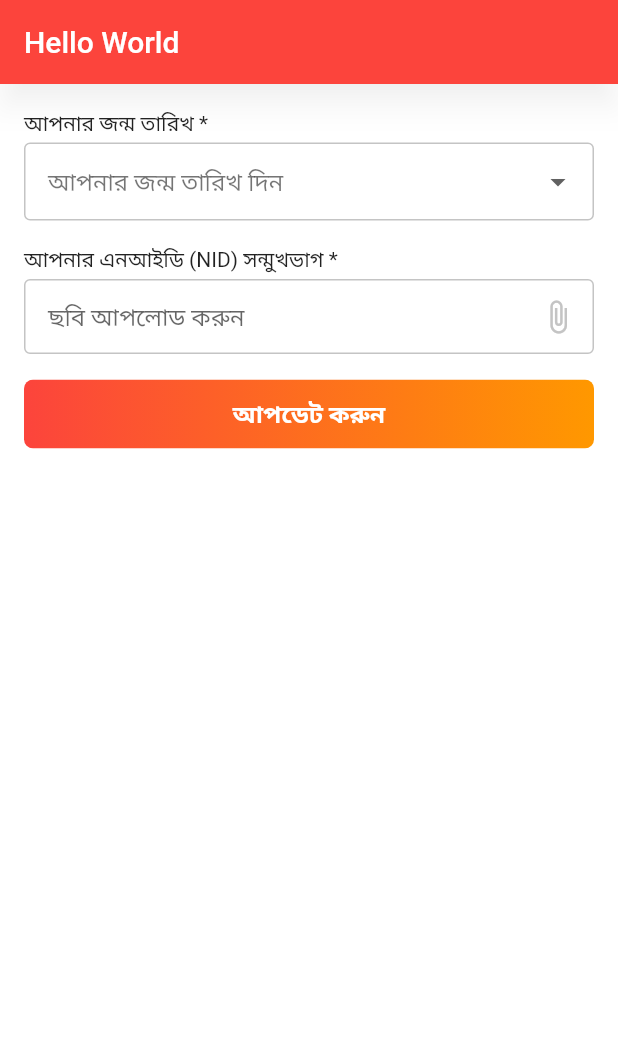
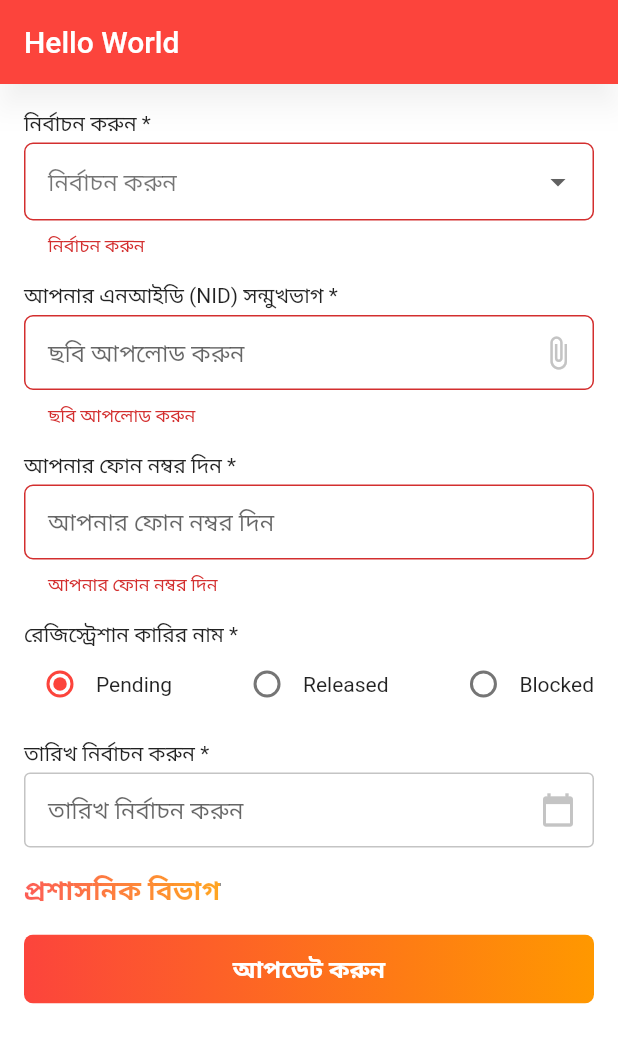
Before and after one commit to sajib-mridha-nor/Smart-Rajsahi, a Flutter app: the screen it shows after launch, after a tap on "আপডেট করুন", on a phone screen of 412 x 824 dp. Shown: the top 1043 px of the screen. Run offline on Flutter 3.47's test engine with Material 2 defaults, Android fonts, the phone set to English and light mode, and no system bars; drawn by our look-alikes of date_time_picker, group_radio_button; our stand-ins replace dio, file_picker, freezed_annotation, get, get_storage, google_fonts and 1 more.

Commit message:
added custom: datePicker, radioButton, textField, gradientText

```diff
--- a/lib/screens/test_page.dart
+++ b/lib/screens/test_page.dart
@@ -1,8 +1,14 @@
+import 'dart:io';
+
 import 'package:flutter/material.dart';
 import 'package:rcc/utils/hexcolor.dart';
 import 'package:rcc/widgets/custom_button.dart';
+import 'package:rcc/widgets/custom_date_picker.dart';
 import 'package:rcc/widgets/custom_dropdown.dart';
 import 'package:rcc/widgets/custom_file_picker.dart';
+import 'package:rcc/widgets/custom_radio_group.dart';
+import 'package:rcc/widgets/custom_text_field.dart';
+import 'package:rcc/widgets/gradient_text.dart';
 
 class TestPage extends StatefulWidget {
   const TestPage({Key? key}) : super(key: key);
@@ -12,7 +18,6 @@ class TestPage extends StatefulWidget {
 }
 
 class _TestPageState extends State<TestPage> {
-
   var loading = false;
   final _formKey = GlobalKey<FormState>();
   final _items = [
@@ -34,17 +39,18 @@ class _TestPageState extends State<TestPage> {
       ),
       body: Padding(
         padding: const EdgeInsets.all(16),
+        child: SingleChildScrollView(
           child: Form(
             key: _formKey,
             child: Column(
               crossAxisAlignment: CrossAxisAlignment.start,
               children: <Widget>[
                 CustomDropdown(
-                  label: "আপনার জন্ম তারিখ",
+                    label: "নির্বাচন করুন",
                     items: _items,
-                  hint: "আপনার জন্ম তারিখ দিন",
+                    hint: "নির্বাচন করুন",
                     require: true,
-                  onChange: (value) {
+                    onChange: (String? value) {
                       debugPrint("$value");
                     }),
                 const SizedBox(
@@ -53,7 +59,7 @@ class _TestPageState extends State<TestPage> {
                 CustomFilePicker(
                   label: "আপনার এনআইডি (NID) সন্মুখভাগ",
                   hint: "ছবি আপলোড করুন",
-                onChange: (file) {
+                  onChange: (File file) {
                     debugPrint("${file.path}");
                   },
                   require: true,
@@ -61,13 +67,54 @@ class _TestPageState extends State<TestPage> {
                 const SizedBox(
                   height: 16,
                 ),
+                CustomTextField(
+                    label: "আপনার ফোন নম্বর দিন",
+                    hint: "আপনার ফোন নম্বর দিন",
+                    require: true,
+                    onChange: (String value) {
+                      debugPrint("$value");
+                    }),
+                const SizedBox(
+                  height: 16,
+                ),
+                CustomRadioGroup(
+                  initialValue: "Pending",
+                  items: const ["Pending", "Released", "Blocked"],
+                  label: "রেজিস্ট্রেশান কারির নাম",
+                  onChange: (index, value) {
+                    debugPrint("index $index, Value $value");
+                  },
+                ),
+                const SizedBox(
+                  height: 16,
+                ),
+                CustomDatePicker(
+                  label: "তারিখ নির্বাচন করুন",
+                  hint: "তারিখ নির্বাচন করুন",
+                  onChange: (value) {},
+                ),
+                const SizedBox(
+                  height: 16,
+                ),
+                const GradientText("প্রশাসনিক বিভাগ", style: TextStyle(
+                  fontSize: 18,
+                  fontWeight: FontWeight.bold
+                ),),
+                const SizedBox(
+                  height: 16,
+                ),
                 SizedBox(
                   width: double.infinity,
-                child: CustomButton(onClick: (){
-
-                }, title: 'আপডেট করুন', loading: loading,),
+                  child: CustomButton(
+                    onClick: () {
+                      _formKey.currentState!.validate();
+                    },
+                    title: 'আপডেট করুন',
+                    loading: loading,
+                  ),
                 )
               ],
+            ),
           ),
         ),
       ),
--- /dev/null
+++ b/lib/widgets/custom_date_picker.dart
@@ -0,0 +1,86 @@
+import 'package:flutter/material.dart';
+import 'package:date_time_picker/date_time_picker.dart';
+import 'package:flutter/material.dart';
+import 'package:intl/intl.dart';
+import 'package:intl/date_symbol_data_local.dart';
+import 'package:rcc/utils/hexcolor.dart';
+
+class CustomDatePicker extends StatelessWidget {
+  final Function(String? v) onChange;
+  final String label;
+  final String hint;
+  final String? error;
+  final TextStyle? labelStyle;
+  final bool require;
+  final String? initialValue;
+  final String dateMask;
+
+  const CustomDatePicker(
+      {Key? key,
+      required this.label,
+      required this.hint,
+      this.require = true,
+      this.initialValue,
+      required this.onChange,
+      this.labelStyle,
+      this.error, this.dateMask = 'd MMMM, yyyy'})
+      : super(key: key);
+
+  @override
+  Widget build(BuildContext context) {
+    initializeDateFormatting();
+    return Column(
+      crossAxisAlignment: CrossAxisAlignment.start,
+      children: <Widget>[
+        Text(
+          label + (require == true ? " *" : ""),
+          style: labelStyle,
+        ),
+        const SizedBox(
+          height: 4,
+        ),
+        DateTimePicker(
+          decoration: InputDecoration(
+              suffixIcon: Icon(
+                Icons.calendar_today,
+                size: 24,
+                color: HexColor("#C4C4C4"),
+              ),
+              fillColor: Colors.transparent,
+              border: OutlineInputBorder(
+                borderRadius: BorderRadius.circular(6.0),
+              ),
+              enabledBorder: OutlineInputBorder(
+                borderSide: BorderSide(color: HexColor("#C4C4C4")),
+              ),
+              focusedBorder: OutlineInputBorder(
+                borderSide: BorderSide(color: HexColor("#C4C4C4")),
+              ),
+              contentPadding:
+                  const EdgeInsets.symmetric(vertical: 14, horizontal: 16),
+              hintText: hint),
+          type: DateTimePickerType.date,
+          dateMask: dateMask,
+          initialValue: initialValue,
+          firstDate: DateTime(2000),
+          lastDate: DateTime(2100),
+          use24HourFormat: false,
+          locale: const Locale('en', 'US'),
+          validator: (value) {
+            if (require == false) {
+              return null;
+            }
+            if (value == null || value.isEmpty) {
+              if (error == null) {
+                return hint;
+              }
+              return error;
+            }
+            return null;
+          },
+          onChanged: onChange,
+        )
+      ],
+    );
+  }
+}
--- a/lib/widgets/custom_dropdown.dart
+++ b/lib/widgets/custom_dropdown.dart
@@ -9,7 +9,7 @@ class CustomDropdown extends StatefulWidget {
   final TextStyle? labelStyle;
   final List<String> items;
   final bool? require;
-  final Function onChange;
+  final Function(String? value) onChange;
 
   const CustomDropdown(
       {Key? key,
--- a/lib/widgets/custom_file_picker.dart
+++ b/lib/widgets/custom_file_picker.dart
@@ -12,7 +12,7 @@ class CustomFilePicker extends StatefulWidget {
   final String hint;
   final String? error;
   final bool? require;
-  final Function onChange;
+  final Function(File file) onChange;
   final Icon? endIcon;
   final List<String>? allowedExtensions;
   final int? maxFileSize;
--- /dev/null
+++ b/lib/widgets/custom_radio_group.dart
@@ -0,0 +1,79 @@
+import 'package:flutter/material.dart';
+import 'package:group_radio_button/group_radio_button.dart';
+
+class CustomRadioGroup extends StatefulWidget {
+  final String label;
+  final bool? require;
+  final List<String> items;
+  final String initialValue;
+  final TextStyle? labelStyle;
+  final TextStyle? itemTextStyle;
+  final MainAxisAlignment mainAxisAlignment;
+  final Axis direction;
+  final Function(int index, String value) onChange;
+
+  const CustomRadioGroup(
+      {Key? key,
+      required this.onChange,
+      this.require,
+      required this.label,
+      this.direction = Axis.horizontal,
+      this.mainAxisAlignment = MainAxisAlignment.spaceBetween,
+      required this.items,
+      required this.initialValue,
+      this.labelStyle,
+      this.itemTextStyle})
+      : super(key: key);
+
+  @override
+  State<CustomRadioGroup> createState() => _CustomRadioGroupState();
+}
+
+class _CustomRadioGroupState extends State<CustomRadioGroup> {
+  String? _value;
+
+  @override
+  void initState() {
+    setState(() {
+      _value = widget.initialValue;
+    });
+    _notifier(widget.initialValue);
+    super.initState();
+  }
+
+  _notifier(value){
+    final index = widget.items.indexWhere((element) => element == value);
+    widget.onChange(index, value);
+  }
+
+  @override
+  Widget build(BuildContext context) {
+    return Column(
+      crossAxisAlignment: CrossAxisAlignment.start,
+      children: <Widget>[
+        Text(
+          widget.label +
+              (widget.require == null || widget.require == true ? " *" : ""),
+          style: widget.labelStyle,
+        ),
+        const SizedBox(
+          height: 4,
+        ),
+        RadioGroup<String>.builder(
+          direction: widget.direction,
+          groupValue: _value!,
+          horizontalAlignment: widget.mainAxisAlignment,
+          onChanged: (value) => setState(() {
+            _value = value!;
+            _notifier(value);
+          }),
+          items: widget.items,
+          textStyle: widget.itemTextStyle,
+          itemBuilder: (item) => RadioButtonBuilder(
+            item,
+          ),
+        )
+      ],
+    );
+  }
+}
--- /dev/null
+++ b/lib/widgets/custom_text_field.dart
@@ -0,0 +1,99 @@
+import 'package:flutter/material.dart';
+
+import '../utils/hexcolor.dart';
+
+class CustomTextField extends StatefulWidget {
+  final String label;
+  final String hint;
+  final String? error;
+  final String? initialValue;
+  final TextStyle? labelStyle;
+  final bool? require;
+  final Function onChange;
+  final TextInputType? keyboardType;
+  final int maxLines;
+  final bool isPasswordField;
+
+  const CustomTextField(
+      {Key? key,
+      required this.label,
+      this.labelStyle,
+      this.require,
+      required this.hint,
+      this.error,
+      required this.onChange,
+      this.initialValue,
+      this.keyboardType,
+      this.maxLines = 1,
+      this.isPasswordField = false})
+      : super(key: key);
+
+  @override
+  State<CustomTextField> createState() => _CustomTextFieldState();
+}
+
+class _CustomTextFieldState extends State<CustomTextField> {
+
+  bool _passwordInVisible = true;
+
+  @override
+  Widget build(BuildContext context) {
+    return Column(
+      crossAxisAlignment: CrossAxisAlignment.start,
+      children: <Widget>[
+        Text(
+          widget.label +
+              (widget.require == null || widget.require == true ? " *" : ""),
+          style: widget.labelStyle,
+        ),
+        const SizedBox(
+          height: 4,
+        ),
+        TextFormField(
+          keyboardType: widget.keyboardType,
+          maxLines: widget.maxLines,
+          obscureText: widget.isPasswordField == true ? _passwordInVisible : false,
+          decoration: InputDecoration(
+              suffixIcon: widget.isPasswordField ? IconButton(
+                icon: Icon(
+                  _passwordInVisible ? Icons.visibility_off : Icons.visibility,
+                    color: HexColor("#C4C4C4")
+                ),
+                onPressed: () {
+                  setState(() {
+                    _passwordInVisible = !_passwordInVisible; //change boolean value
+                  });
+                },
+              ) : null,
+              hintText: widget.hint,
+              border: OutlineInputBorder(
+                borderRadius: BorderRadius.circular(6.0),
+              ),
+              enabledBorder: OutlineInputBorder(
+                borderSide: BorderSide(color: HexColor("#C4C4C4")),
+              ),
+              focusedBorder: OutlineInputBorder(
+                borderSide: BorderSide(color: HexColor("#C4C4C4")),
+              ),
+              contentPadding:
+                  const EdgeInsets.symmetric(vertical: 14, horizontal: 16)),
+          onChanged: (value) {
+            widget.onChange(value);
+          },
+          validator: (value) {
+            if (widget.require == false) {
+              return null;
+            }
+            if (value == null || value.isEmpty) {
+              if (widget.error == null) {
+                return widget.hint;
+              }
+              return widget.error;
+            }
+            return null;
+          },
+        )
+      ],
+    );
+  }
+}
--- /dev/null
+++ b/lib/widgets/gradient_text.dart
@@ -0,0 +1,24 @@
+import 'package:flutter/material.dart';
+import 'package:rcc/utils/palette.dart';
+
+class GradientText extends StatelessWidget {
+  const GradientText(
+      this.text, {Key? key,
+        this.style,
+      }) : super(key: key);
+
+  final String text;
+  final TextStyle? style;
+
+  @override
+  Widget build(BuildContext context) {
+    return ShaderMask(
+      blendMode: BlendMode.srcIn,
+      shaderCallback: (bounds) => const LinearGradient(colors: [
+        Palette.mcgrcc, Colors.orange]).createShader(
+        Rect.fromLTWH(0, 0, bounds.width, bounds.height),
+      ),
+      child: Text(text, style: style),
+    );
+  }
+}
--- a/pubspec.yaml
+++ b/pubspec.yaml
@@ -43,6 +43,9 @@ dependencies:
   cached_network_image: ^3.2.0
   file_picker: ^4.5.1
   mime: ^1.0.1
+  group_radio_button: ^1.2.0
+  intl: ^0.17.0
+  date_time_picker: ^2.1.0
 
 dev_dependencies:
   flutter_test:
```
Also changed, not shown: pubspec.lock. Lines whose indentation alone changed are shown as unchanged.
